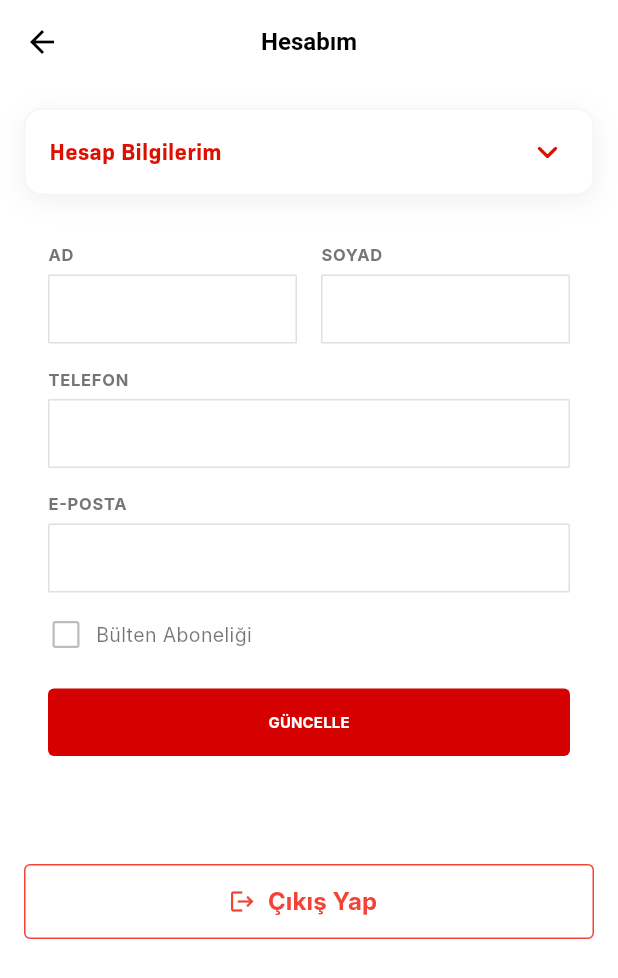
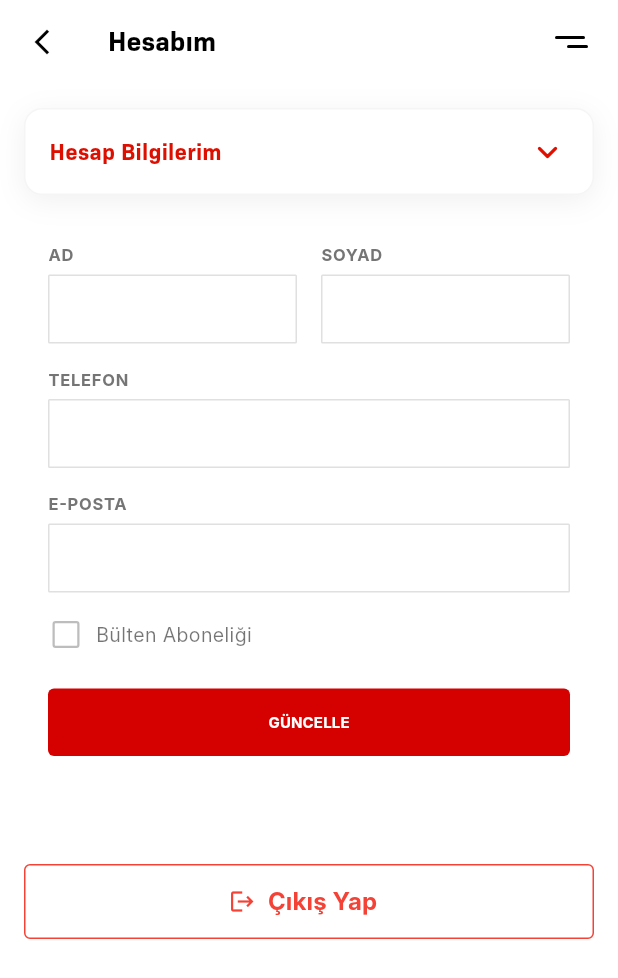
Before and after one commit to gorkemoa/franchisemarketturkiye, a Flutter app: the ProfileView screen opened directly, on a phone screen of 412 x 824 dp. Shown: the top 978 px of the screen. Run offline on Flutter 3.47's test engine with Material 3 defaults, Android fonts, the light colour scheme and no system bars; our stand-ins replace file_picker, flutter_svg, flutter_widget_from_html, shared_preferences, youtube_player_flutter; accounts and stored records are empty; network calls fail; Roboto replaces fonts that are missing (Inter).

Commit message:
refactor: Standardize UI layout by adopting GlobalScaffold across blog, category, contact, and profile views.

```diff
--- a/lib/views/profile/profile_view.dart
+++ b/lib/views/profile/profile_view.dart
@@ -10,6 +10,7 @@ import 'package:franchisemarketturkiye/views/profile/widgets/address_settings_pa
 import 'package:franchisemarketturkiye/views/profile/widgets/contact_panel.dart';
 import 'package:franchisemarketturkiye/views/profile/widgets/security_settings_panel.dart';
 import 'package:franchisemarketturkiye/views/profile/widgets/writer_application_panel.dart';
+import 'package:franchisemarketturkiye/views/widgets/custom_drawer.dart';
 
 class ProfileView extends StatefulWidget {
   final VoidCallback? onLogout;
@@ -58,14 +59,16 @@ class _ProfileViewState extends State<ProfileView> {
 
   @override
   Widget build(BuildContext context) {
-    return Scaffold(
-      backgroundColor: Colors.white,
-      appBar: AppBar(
-        title: const Text('Hesabım'),
-        centerTitle: true,
-        backgroundColor: Colors.white,
-        elevation: 0,
-        foregroundColor: Colors.black,
+    return GlobalScaffold(
+      showBackButton: true,
+      title: const Text(
+        'Hesabım',
+        style: TextStyle(
+          fontSize: 18,
+          fontWeight: FontWeight.bold,
+          color: Colors.black,
+          fontFamily: 'BioSans',
+        ),
       ),
       body: SingleChildScrollView(
         padding: const EdgeInsets.all(16.0),
--- a/lib/views/widgets/custom_drawer.dart
+++ b/lib/views/widgets/custom_drawer.dart
@@ -9,6 +9,8 @@ class GlobalScaffold extends StatefulWidget {
   final Widget? bottomNavigationBar;
   final Widget? title;
   final bool showAppBar;
+  final bool showBackButton;
+  final List<Widget>? actions;
 
   const GlobalScaffold({
     super.key,
@@ -16,6 +18,8 @@ class GlobalScaffold extends StatefulWidget {
     this.bottomNavigationBar,
     this.title,
     this.showAppBar = true,
+    this.showBackButton = false,
+    this.actions,
   });
 
   @override
@@ -82,9 +86,20 @@ class _GlobalScaffoldState extends State<GlobalScaffold>
               title:
                   widget.title ??
                   SvgPicture.asset('assets/logo.svg', height: 30),
+              leading: widget.showBackButton
+                  ? IconButton(
+                      onPressed: () => Navigator.pop(context),
+                      icon: const Icon(
+                        Icons.arrow_back_ios_new,
+                        size: 20,
+                        color: Colors.black,
+                      ),
+                    )
+                  : null,
               centerTitle: false,
               automaticallyImplyLeading: false,
               actions: [
+                if (widget.actions != null) ...widget.actions!,
                 Padding(
                   padding: const EdgeInsets.only(right: 8),
                   child: IconButton(
```
Also changed, not shown: lib/views/blog/blog_detail_view.dart (+20 -56 lines), lib/views/category/category_detail_view.dart (+6 -2 lines), lib/views/contact/contact_view.dart (+11 -8 lines).
